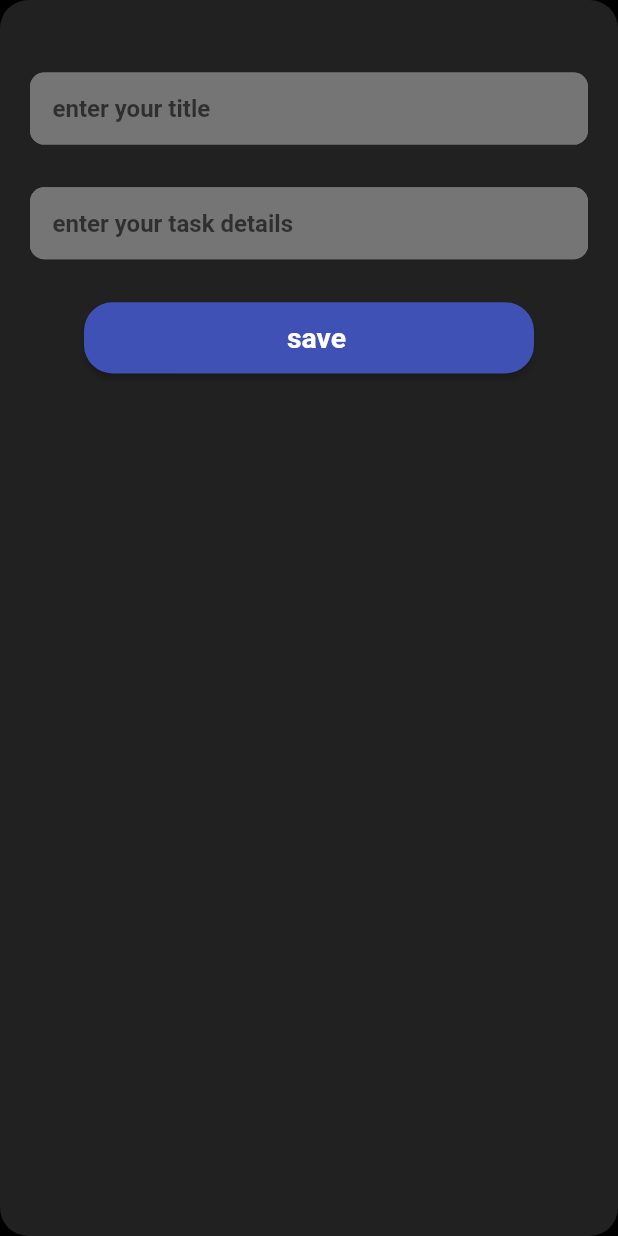
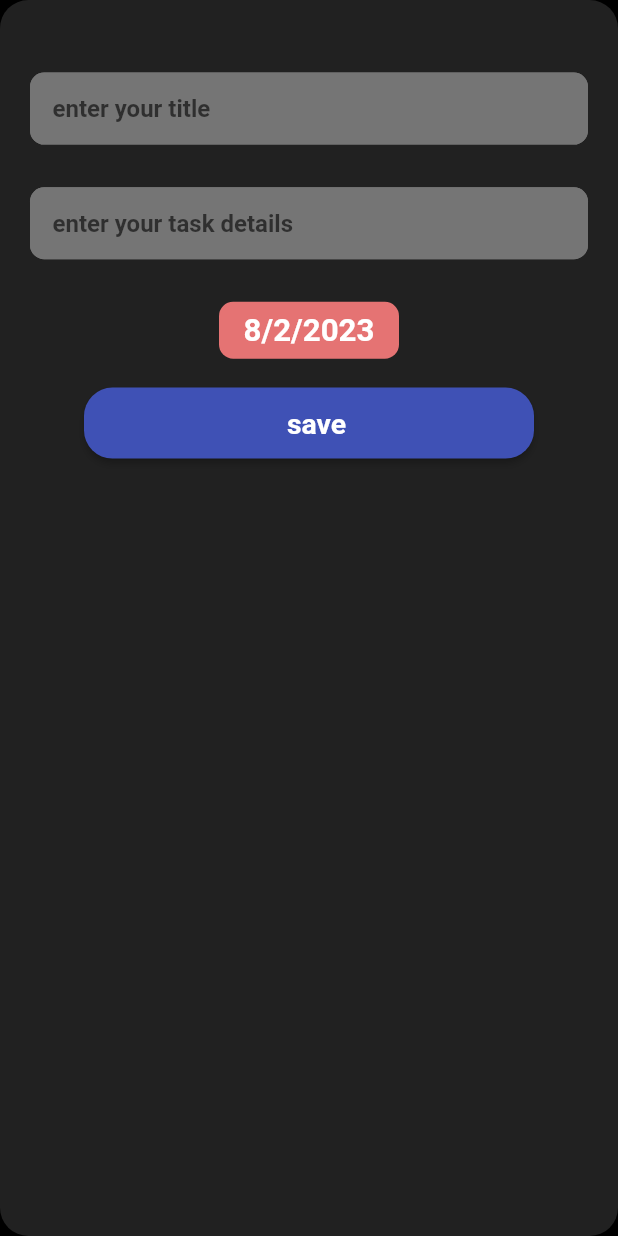
Before and after one commit to mohamedessamm1/Todo_App, a Flutter app: the MyBottomSheet screen opened directly, on a phone screen of 412 x 824 dp. Run offline on Flutter 3.47's test engine with Material 2 defaults, Android fonts, the phone set to English and light mode, and no system bars; our stand-ins replace animated_bottom_navigation_bar, calendar_timeline, firebase_core, flutter_bloc, flutter_screenutil; missing offline and left inert: bottom_sheet; accounts and stored records are empty; Roboto replaces fonts that are missing (cairo).

Commit message:
second edit

```diff
--- a/lib/main.dart
+++ b/lib/main.dart
@@ -8,6 +8,7 @@ import 'package:todo/modules/Cubit/AppCubit.dart';
 import 'firebase_options.dart';
 
 void main() async{
+  WidgetsFlutterBinding.ensureInitialized();
   await Firebase.initializeApp(
       options: DefaultFirebaseOptions.currentPlatform,
   );
--- a/lib/modules/Cubit/AppState.dart
+++ b/lib/modules/Cubit/AppState.dart
@@ -2,3 +2,4 @@ abstract class AppStates{}
 class AppInitialState extends AppStates{}
 class AppBottomNavChangeState extends AppStates{}
 class showBottomSheetState extends AppStates{}
+class ChooseDateState extends AppStates{}
--- a/lib/modules/bottomsheet.dart
+++ b/lib/modules/bottomsheet.dart
@@ -1,10 +1,20 @@
 import 'package:flutter/material.dart';
+import 'package:flutter_bloc/flutter_bloc.dart';
 import 'package:flutter_screenutil/flutter_screenutil.dart';
+import 'package:todo/modules/Cubit/AppCubit.dart';
+import 'package:todo/modules/Cubit/AppState.dart';
 
 class MyBottomSheet extends StatelessWidget {
   @override
   Widget build(BuildContext context) {
-    return Scaffold(
+    return BlocConsumer<AppCubit,AppStates>(
+
+        listener: (context,state){}  ,
+      builder: (context,state){
+          var formkey=GlobalKey<FormState>();
+          return Form(
+            key: formkey,
+            child: Scaffold(
               body: Container(
                 decoration: BoxDecoration(
                     color: Colors.grey.shade900,
@@ -19,13 +29,19 @@ class MyBottomSheet extends StatelessWidget {
                           SizedBox(
                             height: 30.h,
                           ),
-
                           TextFormField(
+                            validator: (Text){
+                              if(Text==null|| Text.isEmpty){
+                                return 'enter your task title';
+                              }
+                              return null;
+                            },
                             style: TextStyle(fontWeight: FontWeight.w600),
                             keyboardType: TextInputType.text,
                             decoration: InputDecoration(
                                 hintText: 'enter your title',
-                        contentPadding: EdgeInsets.symmetric(horizontal: 15.w),
+                                contentPadding:
+                                EdgeInsets.symmetric(horizontal: 15.w),
                                 filled: true,
                                 fillColor: Colors.grey.shade600,
                                 enabledBorder: OutlineInputBorder(
@@ -45,11 +61,19 @@ class MyBottomSheet extends StatelessWidget {
                             height: 30.h,
                           ),
                           TextFormField(
+                            validator: (Text){
+                              if( Text==null || Text.isEmpty){
+                                return' enter your tast details ';
+
+                              }
+                              return null;
+                            },
                             style: TextStyle(fontWeight: FontWeight.w600),
                             keyboardType: TextInputType.text,
                             decoration: InputDecoration(
                                 hintText: 'enter your task details',
-                        contentPadding: EdgeInsets.symmetric(horizontal: 15.w),
+                                contentPadding:
+                                EdgeInsets.symmetric(horizontal: 15.w),
                                 filled: true,
                                 fillColor: Colors.grey.shade600,
                                 enabledBorder: OutlineInputBorder(
@@ -68,9 +92,32 @@ class MyBottomSheet extends StatelessWidget {
                           SizedBox(
                             height: 30.h,
                           ),
+                          InkWell(
+                            onTap: (){
+AppCubit.get(context).ChooseDate(context);
+                            },
+                            child: Container(
+                              height: 40.h,
+                              width: 120.w,
+                              decoration: BoxDecoration(
+                                  borderRadius: BorderRadius.circular(10.r),
+                                  color: Colors.red[300]
+                              ),
+                              child: Center(
+                                child: Text(style: TextStyle(fontSize: 22.sp,color: Colors.white,fontWeight: FontWeight.bold),
+                                    '${
+                                        AppCubit.get(context).SelectedDate.day}'
+                                        '/${AppCubit.get(context).SelectedDate.month}'
+                                        '/${AppCubit.get(context).SelectedDate.year}'
+                                        ''),
+                              ),
+                            ),
+                          ),
+                          SizedBox(height: 20.h,),
+                          ElevatedButton(
+                            onPressed: () {
 
-                  ElevatedButton(
-                    onPressed: () {},
+                            },
                             child: Row(
                               mainAxisAlignment: MainAxisAlignment.center,
                               children: [
@@ -95,13 +142,17 @@ class MyBottomSheet extends StatelessWidget {
                                 backgroundColor: Colors.indigo,
                                 shape: RoundedRectangleBorder(
                                     borderRadius: BorderRadius.circular(20.r))),
-                  )
+                          ),
                         ],
                       ),
                     )
                   ],
                 ),
               ),
+            ),
+          );
+      }
+
     );
   }
 }
```
Also changed, not shown: lib/modules/Cubit/AppCubit.dart (+23 -11 lines). Lines whose indentation alone changed are shown as unchanged.
